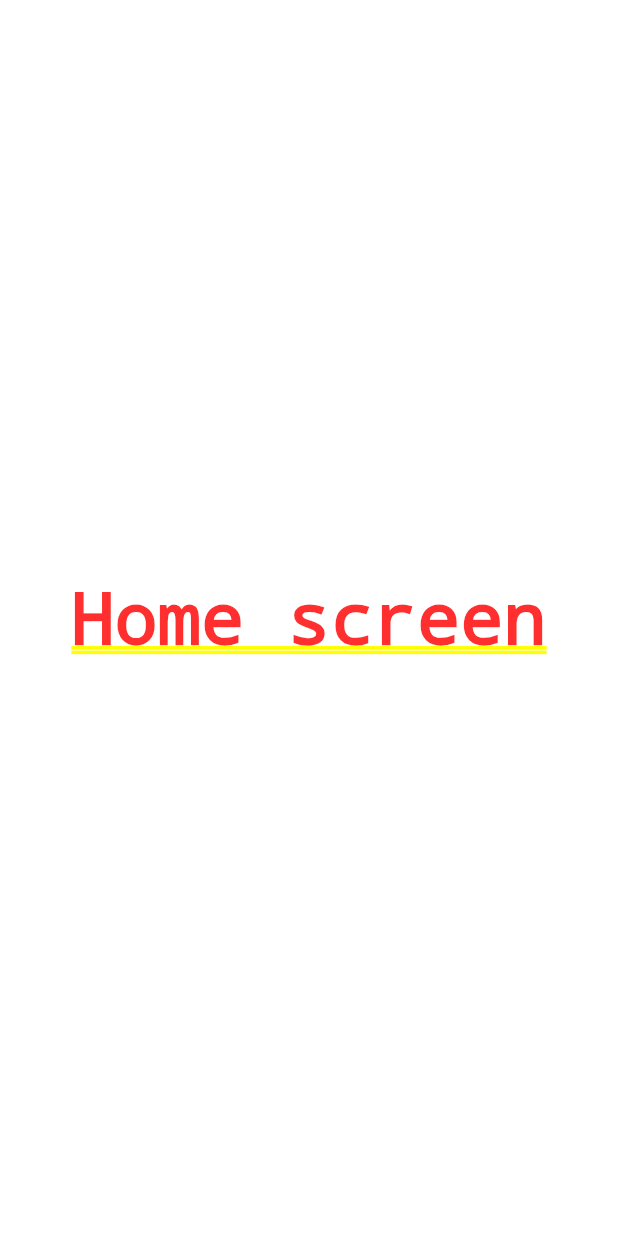
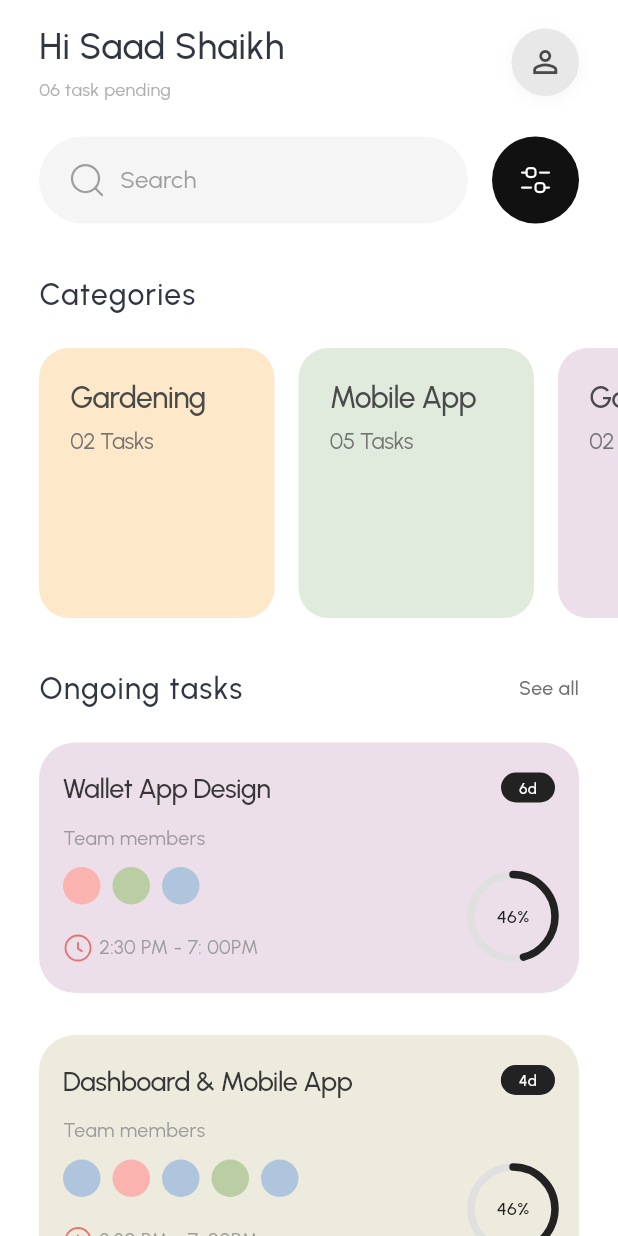
Before and after one commit to SherazAli-67/minimal-todo, a Flutter app: the screen it shows after launch, on a phone screen of 412 x 824 dp. Run offline on Flutter 3.47's test engine with Material 3 defaults, Android fonts, the phone set to English and light mode, and no system bars; our stand-ins replace flutter_svg, go_router.

Commit message:
Minimal todo - Project Structure
1. Home screen UI completed

```diff
--- a/lib/constants/string_constant.dart
+++ b/lib/constants/string_constant.dart
@@ -1,4 +1,12 @@
 class StringConst {
   static const appTitle = 'Minimal Todo';
   static const appFontFamily = 'Urbanist';
+  static const userName = 'Saad Shaikh';
+  static const greetingPrefix = 'Hi ';
+  static const pendingTasks = '06 task pending';
+  static const searchHint = 'Search';
+  static const categories = 'Categories';
+  static const ongoingTasks = 'Ongoing tasks';
+  static const seeAll = 'See all';
+  static const teamMembers = 'Team members';
 }
--- a/lib/core/app_colors.dart
+++ b/lib/core/app_colors.dart
@@ -1,3 +1,26 @@
+import 'package:flutter/material.dart';
+
 class AppColors {
-
+  static const white = Color(0xFFFFFFFF);
+  static const ink = Color(0xFF303642);
+  static const inkDark = Color(0xFF363636);
+  static const inkMuted = Color(0xFF4A4A4A);
+  static const muted700 = Color(0xFF727272);
+  static const muted500 = Color(0xFF9B9B9B);
+  static const muted400 = Color(0xFFAFAFAF);
+  static const muted600 = Color(0xFF9E9E9E);
+  static const searchFill = Color(0xFFF5F5F5);
+  static const black = Color(0xFF111111);
+  static const badge = Color(0xFF222222);
+  static const progressTrack = Color(0xFFE0E0E0);
+  static const clock = Color(0xFFE57373);
+  static const avatarFallback = Color(0xFFE8E8E8);
+  static const gardening = Color(0xFFFDE8C9);
+  static const mobileApp = Color(0xFFE0EBDD);
+  static const categoryLilac = Color(0xFFECDFE9);
+  static const taskLilac = Color(0xFFECDFE9);
+  static const taskBeige = Color(0xFFEDEBDE);
+  static const memberCoral = Color(0xFFFAB3AF);
+  static const memberSage = Color(0xFFBACDA3);
+  static const memberBlue = Color(0xFFAFC5DE);
 }
--- a/lib/core/app_data.dart
+++ b/lib/core/app_data.dart
@@ -1,3 +1,52 @@
+import 'package:minimal_todo/core/app_colors.dart';
+import 'package:minimal_todo/core/models/category.dart';
+import 'package:minimal_todo/core/models/ongoing_task.dart';
+
 class AppData {
+  static const categories = [
+    Category(
+      name: 'Gardening',
+      taskCount: 2,
+      backgroundColor: AppColors.gardening,
+    ),
+    Category(
+      name: 'Mobile App',
+      taskCount: 5,
+      backgroundColor: AppColors.mobileApp,
+    ),
+    Category(
+      name: 'Gardening',
+      taskCount: 2,
+      backgroundColor: AppColors.categoryLilac,
+    ),
+  ];
 
+  static const ongoingTasks = [
+    OngoingTask(
+      title: 'Wallet App Design',
+      durationLabel: '6d',
+      timeRange: '2:30 PM - 7: 00PM',
+      progress: 0.46,
+      memberColors: [
+        AppColors.memberCoral,
+        AppColors.memberSage,
+        AppColors.memberBlue,
+      ],
+      backgroundColor: AppColors.taskLilac,
+    ),
+    OngoingTask(
+      title: 'Dashboard & Mobile App',
+      durationLabel: '4d',
+      timeRange: '2:30 PM - 7: 00PM',
+      progress: 0.46,
+      memberColors: [
+        AppColors.memberBlue,
+        AppColors.memberCoral,
+        AppColors.memberBlue,
+        AppColors.memberSage,
+        AppColors.memberBlue,
+      ],
+      backgroundColor: AppColors.taskBeige,
+    ),
+  ];
 }
--- a/lib/core/app_icons.dart
+++ b/lib/core/app_icons.dart
@@ -2,4 +2,8 @@ class AppIcons {
   static const _iconsPath = 'assets/icons/';
 
   static const icCalendar = '${_iconsPath}ic_calendar.svg';
+  static const icSearch = '${_iconsPath}ic_search.svg';
+  static const icFilter = '${_iconsPath}ic_filter.svg';
+  static const icClock = '${_iconsPath}ic_clock.svg';
+  static const icPhone = '${_iconsPath}ic_phone.svg';
 }
--- a/lib/core/app_textstyles.dart
+++ b/lib/core/app_textstyles.dart
@@ -1,3 +1,97 @@
+import 'package:flutter/material.dart';
+import 'package:minimal_todo/constants/string_constant.dart';
+import 'package:minimal_todo/core/app_colors.dart';
+
 class AppTextStyles {
+  static const greeting = TextStyle(
+    fontFamily: StringConst.appFontFamily,
+    fontSize: 24,
+    fontWeight: .w500,
+    height: 1.2,
+    color: AppColors.ink,
+  );
 
+  static const pending = TextStyle(
+    fontFamily: StringConst.appFontFamily,
+    fontSize: 12,
+    fontWeight: .w400,
+    height: 1.2,
+    color: AppColors.muted400,
+  );
+
+  static const searchHint = TextStyle(
+    fontFamily: StringConst.appFontFamily,
+    fontSize: 16,
+    fontWeight: .w400,
+    height: 1.2,
+    color: AppColors.muted600,
+  );
+
+  static const sectionTitle = TextStyle(
+    fontFamily: StringConst.appFontFamily,
+    fontSize: 20,
+    fontWeight: .w500,
+    height: 1.2,
+    letterSpacing: 0.8,
+    color: AppColors.ink,
+  );
+
+  static const seeAll = TextStyle(
+    fontFamily: StringConst.appFontFamily,
+    fontSize: 13,
+    fontWeight: .w500,
+    height: 1.2,
+    color: AppColors.muted700,
+  );
+
+  static const categoryTitle = TextStyle(
+    fontFamily: StringConst.appFontFamily,
+    fontSize: 20,
+    fontWeight: .w500,
+    height: 1.2,
+    letterSpacing: -0.4,
+    color: AppColors.inkMuted,
+  );
+
+  static const categoryCount = TextStyle(
+    fontFamily: StringConst.appFontFamily,
+    fontSize: 15,
+    fontWeight: .w400,
+    height: 1.2,
+    letterSpacing: -0.3,
+    color: AppColors.muted700,
+  );
+
+  static const taskTitle = TextStyle(
+    fontFamily: StringConst.appFontFamily,
+    fontSize: 18,
+    fontWeight: .w500,
+    height: 1.2,
+    letterSpacing: -0.36,
+    color: AppColors.inkDark,
+  );
+
+  static const taskMeta = TextStyle(
+    fontFamily: StringConst.appFontFamily,
+    fontSize: 13,
+    fontWeight: .w400,
+    height: 1.2,
+    color: AppColors.muted500,
+  );
+
+  static const durationChip = TextStyle(
+    fontFamily: StringConst.appFontFamily,
+    fontSize: 10,
+    fontWeight: .w500,
+    height: 1.2,
+    color: AppColors.white,
+  );
+
+  static const progress = TextStyle(
+    fontFamily: StringConst.appFontFamily,
+    fontSize: 12,
+    fontWeight: .w500,
+    height: 1.2,
+    color: AppColors.badge,
+  );
 }
--- /dev/null
+++ b/lib/core/models/category.dart
@@ -0,0 +1,18 @@
+import 'package:flutter/material.dart';
+
+class Category {
+  const Category({
+    required this.name,
+    required this.taskCount,
+    required this.backgroundColor,
+  });
+
+  final String name;
+  final int taskCount;
+  final Color backgroundColor;
+
+  String get taskCountLabel {
+    final padded = taskCount.toString().padLeft(2, '0');
+    return '$padded Tasks';
+  }
+}
--- /dev/null
+++ b/lib/core/models/ongoing_task.dart
@@ -0,0 +1,21 @@
+import 'package:flutter/material.dart';
+
+class OngoingTask {
+  const OngoingTask({
+    required this.title,
+    required this.durationLabel,
+    required this.timeRange,
+    required this.progress,
+    required this.memberColors,
+    required this.backgroundColor,
+  });
+
+  final String title;
+  final String durationLabel;
+  final String timeRange;
+  final double progress;
+  final List<Color> memberColors;
+  final Color backgroundColor;
+
+  String get progressLabel => '${(progress * 100).round()}%';
+}
--- a/lib/main.dart
+++ b/lib/main.dart
@@ -1,5 +1,6 @@
 import 'package:flutter/material.dart';
 import 'package:minimal_todo/constants/string_constant.dart';
+import 'package:minimal_todo/core/app_colors.dart';
 import 'package:minimal_todo/router/app_router.dart';
 
 void main() {
@@ -9,15 +10,15 @@ void main() {
 class MyApp extends StatelessWidget {
   const MyApp({super.key});
 
-  // This widget is the root of your application.
   @override
   Widget build(BuildContext context) {
     return MaterialApp.router(
-        title: StringConst.appTitle,
-        theme: ThemeData(
-          brightness: .light,
-          scaffoldBackgroundColor: Colors.white
-        ),
+      title: StringConst.appTitle,
+      theme: ThemeData(
+        brightness: .light,
+        fontFamily: StringConst.appFontFamily,
+        scaffoldBackgroundColor: AppColors.white,
+      ),
       builder: (ctx, child) => child!,
       routerConfig: router,
     );
--- a/lib/router/app_router.dart
+++ b/lib/router/app_router.dart
@@ -1,14 +1,19 @@
-import 'package:flutter/cupertino.dart';
 import 'package:go_router/go_router.dart';
+import 'package:minimal_todo/screens/home/home_screen.dart';
 
 GoRouter router = GoRouter(
-    initialLocation: NamedRoutes.home.routeName,
-    routes: [
-      GoRoute(path: NamedRoutes.home.routeName, builder: (_, _) =>  Center(child: Text("Home screen"),))
-    ]);
+  initialLocation: NamedRoutes.home.routeName,
+  routes: [
+    GoRoute(
+      path: NamedRoutes.home.routeName,
+      builder: (_, _) => const HomeScreen(),
+    ),
+  ],
+);
 
-enum NamedRoutes{
+enum NamedRoutes {
   home('/home');
+
   final String routeName;
 
   const NamedRoutes(this.routeName);
--- /dev/null
+++ b/lib/screens/home/home_screen.dart
@@ -0,0 +1,91 @@
+import 'package:flutter/material.dart';
+import 'package:minimal_todo/constants/string_constant.dart';
+import 'package:minimal_todo/core/app_data.dart';
+import 'package:minimal_todo/core/app_textstyles.dart';
+import 'package:minimal_todo/screens/home/widgets/category_card.dart';
+import 'package:minimal_todo/screens/home/widgets/home_header.dart';
+import 'package:minimal_todo/screens/home/widgets/ongoing_task_card.dart';
+import 'package:minimal_todo/screens/home/widgets/search_filter_bar.dart';
+
+class HomeScreen extends StatelessWidget {
+  const HomeScreen({super.key});
+
+  @override
+  Widget build(BuildContext context) {
+    return Scaffold(
+      body: SafeArea(
+        child: ListView(
+          padding: .only(top: 16, bottom: 24),
+          children: [
+            Padding(
+              padding: .symmetric(horizontal: 26),
+              child: const Column(
+                crossAxisAlignment: .start,
+                children: [
+                  HomeHeader(),
+                  SizedBox(height: 24),
+                  SearchFilterBar(),
+                  SizedBox(height: 35),
+                  Text(
+                    StringConst.categories,
+                    style: AppTextStyles.sectionTitle,
+                  ),
+                ],
+              ),
+            ),
+            const SizedBox(height: 24),
+            SizedBox(
+              height: 180,
+              child: ListView.separated(
+                padding: .symmetric(horizontal: 26),
+                scrollDirection: .horizontal,
+                itemCount: AppData.categories.length,
+                separatorBuilder: (_, _) => const SizedBox(width: 16),
+                itemBuilder: (context, index) {
+                  return CategoryCard(
+                    category: AppData.categories[index],
+                  );
+                },
+              ),
+            ),
+            const SizedBox(height: 35),
+            Padding(
+              padding: .symmetric(horizontal: 26),
+              child: Row(
+                children: [
+                  const Expanded(
+                    child: Text(
+                      StringConst.ongoingTasks,
+                      style: AppTextStyles.sectionTitle,
+                    ),
+                  ),
+                  GestureDetector(
+                    onTap: () {},
+                    child: const Text(
+                      StringConst.seeAll,
+                      style: AppTextStyles.seeAll,
+                    ),
+                  ),
+                ],
+              ),
+            ),
+            const SizedBox(height: 24),
+            Padding(
+              padding: .symmetric(horizontal: 26),
+              child: Column(
+                children: [
+                  for (var i = 0; i < AppData.ongoingTasks.length; i++) ...[
+                    if (i > 0) const SizedBox(height: 28),
+                    OngoingTaskCard(
+                      task: AppData.ongoingTasks[i],
+                    ),
+                  ],
+                ],
+              ),
+            ),
+          ],
+        ),
+      ),
+    );
+  }
+}
--- /dev/null
+++ b/lib/screens/home/widgets/category_card.dart
@@ -0,0 +1,39 @@
+import 'package:flutter/material.dart';
+import 'package:minimal_todo/core/app_textstyles.dart';
+import 'package:minimal_todo/core/models/category.dart';
+
+class CategoryCard extends StatelessWidget {
+  const CategoryCard({
+    super.key,
+    required this.category,
+  });
+
+  final Category category;
+
+  @override
+  Widget build(BuildContext context) {
+    return Container(
+      width: 157,
+      height: 180,
+      padding: .all(21),
+      decoration: BoxDecoration(
+        color: category.backgroundColor,
+        borderRadius: .circular(20),
+      ),
+      child: Column(
+        crossAxisAlignment: .start,
+        children: [
+          Text(
+            category.name,
+            style: AppTextStyles.categoryTitle,
+          ),
+          const SizedBox(height: 8),
+          Text(
+            category.taskCountLabel,
+            style: AppTextStyles.categoryCount,
+          ),
+        ],
+      ),
+    );
+  }
+}
--- /dev/null
+++ b/lib/screens/home/widgets/home_header.dart
@@ -0,0 +1,52 @@
+import 'package:flutter/material.dart';
+import 'package:minimal_todo/constants/string_constant.dart';
+import 'package:minimal_todo/core/app_colors.dart';
+import 'package:minimal_todo/core/app_textstyles.dart';
+
+class HomeHeader extends StatelessWidget {
+  const HomeHeader({super.key});
+
+  @override
+  Widget build(BuildContext context) {
+    return Row(
+      children: [
+        Expanded(
+          child: Column(
+            crossAxisAlignment: .start,
+            children: [
+              Text(
+                '${StringConst.greetingPrefix}${StringConst.userName}',
+                style: AppTextStyles.greeting,
+              ),
+              const SizedBox(height: 8),
+              Text(
+                StringConst.pendingTasks,
+                style: AppTextStyles.pending,
+              ),
+            ],
+          ),
+        ),
+        Container(
+          width: 45,
+          height: 45,
+          decoration: BoxDecoration(
+            color: AppColors.avatarFallback,
+            shape: .circle,
+            boxShadow: [
+              BoxShadow(
+                color: AppColors.black.withValues(alpha: 0.04),
+                blurRadius: 8,
+                offset: const Offset(0, 2),
+              ),
+            ],
+          ),
+          child: const Icon(
+            Icons.person_outline,
+            color: AppColors.inkMuted,
+            size: 24,
+          ),
+        ),
+      ],
+    );
+  }
+}
--- /dev/null
+++ b/lib/screens/home/widgets/ongoing_task_card.dart
@@ -0,0 +1,118 @@
+import 'package:flutter/material.dart';
+import 'package:flutter_svg/flutter_svg.dart';
+import 'package:minimal_todo/constants/string_constant.dart';
+import 'package:minimal_todo/core/app_colors.dart';
+import 'package:minimal_todo/core/app_icons.dart';
+import 'package:minimal_todo/core/app_textstyles.dart';
+import 'package:minimal_todo/core/models/ongoing_task.dart';
+
+class OngoingTaskCard extends StatelessWidget {
+  const OngoingTaskCard({
+    super.key,
+    required this.task,
+  });
+
+  final OngoingTask task;
+
+  @override
+  Widget build(BuildContext context) {
+    return Container(
+      width: double.infinity,
+      padding: .symmetric(horizontal: 16, vertical: 20),
+      decoration: BoxDecoration(
+        color: task.backgroundColor,
+        borderRadius: .circular(24),
+      ),
+      child: Column(
+        children: [
+          Row(
+            crossAxisAlignment: .start,
+            children: [
+              Expanded(
+                child: Column(
+                  crossAxisAlignment: .start,
+                  children: [
+                    Text(
+                      task.title,
+                      style: AppTextStyles.taskTitle,
+                    ),
+                    const SizedBox(height: 14),
+                    Text(
+                      StringConst.teamMembers,
+                      style: AppTextStyles.taskMeta,
+                    ),
+                    const SizedBox(height: 11),
+                    Wrap(
+                      spacing: 8,
+                      children: [
+                        for (final color in task.memberColors)
+                          Container(
+                            width: 25,
+                            height: 25,
+                            decoration: BoxDecoration(
+                              color: color,
+                              shape: .circle,
+                            ),
+                          ),
+                      ],
+                    ),
+                    const SizedBox(height: 19),
+                    Row(
+                      children: [
+                        SvgPicture.asset(AppIcons.icClock, width: 20, height: 20, colorFilter: .mode(AppColors.clock, .srcIn)),
+                        const SizedBox(width: 4),
+                        Text(
+                          task.timeRange,
+                          style: AppTextStyles.taskMeta,
+                        ),
+                      ],
+                    ),
+                  ],
+                ),
+              ),
+              Column(
+                crossAxisAlignment: .end,
+                children: [
+                  Container(
+                    padding: .symmetric(horizontal: 12, vertical: 4),
+                    decoration: BoxDecoration(
+                      color: AppColors.badge,
+                      borderRadius: .circular(96),
+                    ),
+                    child: Text(
+                      task.durationLabel,
+                      style: AppTextStyles.durationChip,
+                    ),
+                  ),
+                  const SizedBox(height: 48),
+                  SizedBox(
+                    width: 56,
+                    height: 56,
+                    child: Stack(
+                      alignment: .center,
+                      children: [
+                        SizedBox.expand(
+                          child: CircularProgressIndicator(
+                            value: task.progress,
+                            strokeWidth: 5,
+                            backgroundColor: AppColors.progressTrack,
+                            color: AppColors.badge,
+                            strokeCap: .round,
+                          ),
+                        ),
+                        Text(
+                          task.progressLabel,
+                          style: AppTextStyles.progress,
+                        ),
+                      ],
+                    ),
+                  ),
+                ],
+              ),
+            ],
+          ),
+        ],
+      ),
+    );
+  }
+}
--- /dev/null
+++ b/lib/screens/home/widgets/search_filter_bar.dart
@@ -0,0 +1,52 @@
+import 'package:flutter/material.dart';
+import 'package:flutter_svg/flutter_svg.dart';
+import 'package:minimal_todo/constants/string_constant.dart';
+import 'package:minimal_todo/core/app_colors.dart';
+import 'package:minimal_todo/core/app_icons.dart';
+import 'package:minimal_todo/core/app_textstyles.dart';
+
+class SearchFilterBar extends StatelessWidget {
+  const SearchFilterBar({super.key});
+
+  @override
+  Widget build(BuildContext context) {
+    return Row(
+      children: [
+        Expanded(
+          child: Container(
+            height: 58,
+            padding: .symmetric(horizontal: 20),
+            decoration: BoxDecoration(
+              color: AppColors.searchFill,
+              borderRadius: .circular(100),
+            ),
+            child: Row(
+              children: [
+                SvgPicture.asset(AppIcons.icSearch, width: 24, height: 24, colorFilter: .mode(AppColors.muted600, .srcIn)),
+                const SizedBox(width: 10),
+                Text(
+                  StringConst.searchHint,
+                  style: AppTextStyles.searchHint,
+                ),
+              ],
+            ),
+          ),
+        ),
+        const SizedBox(width: 16),
+        GestureDetector(
+          onTap: () {},
+          child: Container(
+            width: 58,
+            height: 58,
+            alignment: .center,
+            decoration: const BoxDecoration(
+              color: AppColors.black,
+              shape: .circle,
+            ),
+            child: SvgPicture.asset(AppIcons.icFilter, width: 24, height: 24, colorFilter: .mode(AppColors.white, .srcIn)),
+          ),
+        ),
+      ],
+    );
+  }
+}
```
Also changed, not shown: assets/icons/ic_clock.svg (added), 2 other files.
